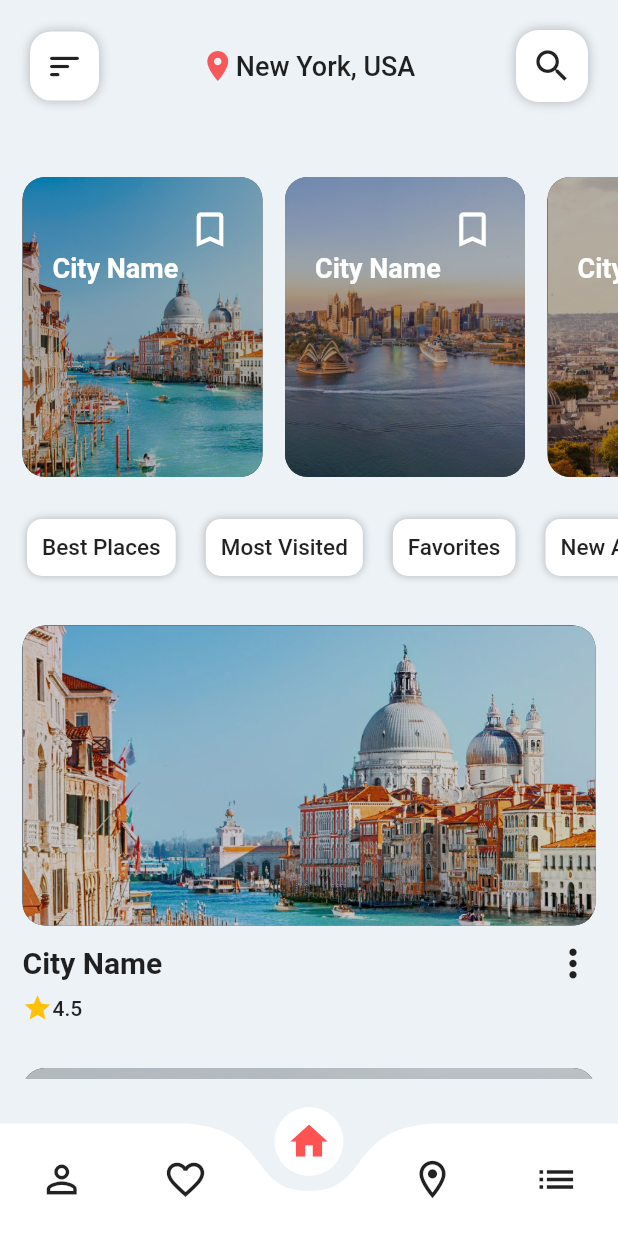
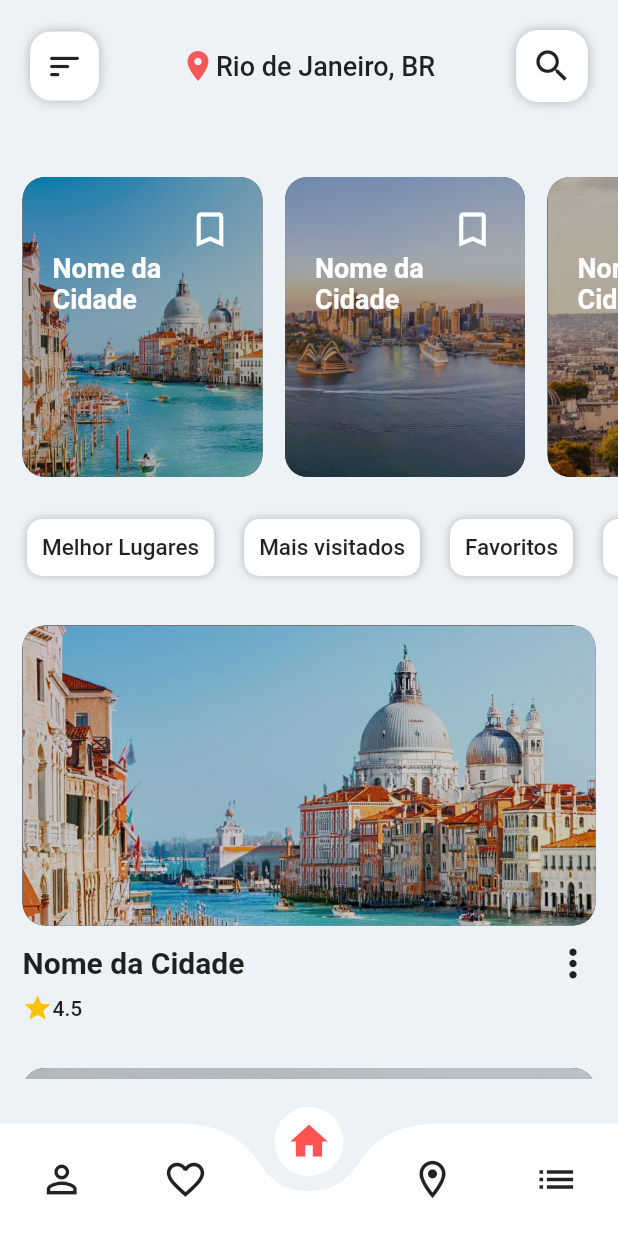
Before and after one commit to caneto/Design-de-interface-de-usu-rio-de-aplicativo-de-viagem-no-Flutter-, a Flutter app: the HomePage screen opened directly, on a phone screen of 412 x 824 dp. Run offline on Flutter 3.47's test engine with Material 2 defaults, Android fonts, the phone set to English and light mode, and no system bars; drawn by our look-alikes of curved_navigation_bar.

Commit message:
Tradução

```diff
--- a/lib/screens/home_page.dart
+++ b/lib/screens/home_page.dart
@@ -5,12 +5,12 @@ import 'package:uideviagem/widgets/home_bottom_bar.dart';
 
 class HomePage extends StatelessWidget {
   var category = [
-    'Best Places',
-    'Most Visited',
-    'Favorites',
-    'New Added',
+    'Melhor Lugares',
+    'Mais visitados',
+    'Favoritos',
+    'Nova Adição',
     'Hotels',
-    'Restaurants'
+    'Restaurantes'
   ];
 
   HomePage({Key? key}) : super(key: key);
@@ -68,7 +68,7 @@ class HomePage extends StatelessWidget {
                                       Container(
                                         alignment: Alignment.bottomLeft,
                                         child: const Text(
-                                          'City Name',
+                                          'Nome da Cidade',
                                           style: TextStyle(
                                             color: Colors.white,
                                             fontSize: 18,
@@ -153,7 +153,7 @@ class HomePage extends StatelessWidget {
                                 mainAxisAlignment:
                                     MainAxisAlignment.spaceBetween,
                                 children: const [
-                                  Text('City Name',
+                                  Text('Nome da Cidade',
                                       style: TextStyle(
                                         fontSize: 20,
                                         fontWeight: FontWeight.w600,
--- a/lib/widgets/home_app_bar.dart
+++ b/lib/widgets/home_app_bar.dart
@@ -34,7 +34,7 @@ class HomeAppBar extends StatelessWidget {
             children: const [
               Icon(Icons.location_on, color: Color(0xFFF65959),),
               Text(
-                'New York, USA',
+                'Rio de Janeiro, BR',
                 style: TextStyle(
                   fontSize: 18,
                   fontWeight: FontWeight.w500,
--- a/lib/widgets/post_bottom_bar.dart
+++ b/lib/widgets/post_bottom_bar.dart
@@ -26,7 +26,7 @@ class PostBottomBar extends StatelessWidget {
                   mainAxisAlignment: MainAxisAlignment.spaceBetween,
                   children: [
                     const Text(
-                      'City name, Country',
+                      'Nome da Cidade, País',
                       style: TextStyle(
                         fontSize: 23,
                         fontWeight: FontWeight.w600,
@@ -155,7 +155,7 @@ class PostBottomBar extends StatelessWidget {
                             ]
                           ),
                         child: const Text(
-                          'Book Now',
+                          'Agende agora',
                           style: TextStyle(
                             color: Colors.white,
                             fontSize: 28,
```
